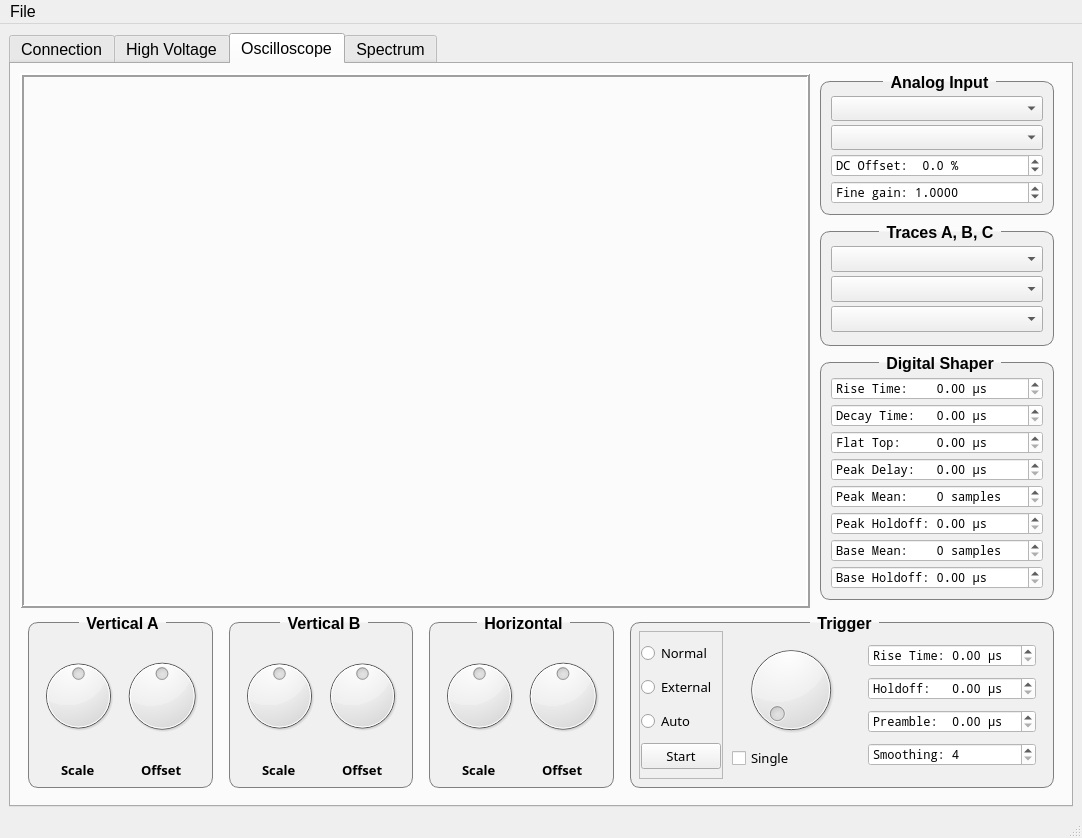
Above: design.ui from muchnoi/HPGe-Acquisition before the change. Below: the same form after it.
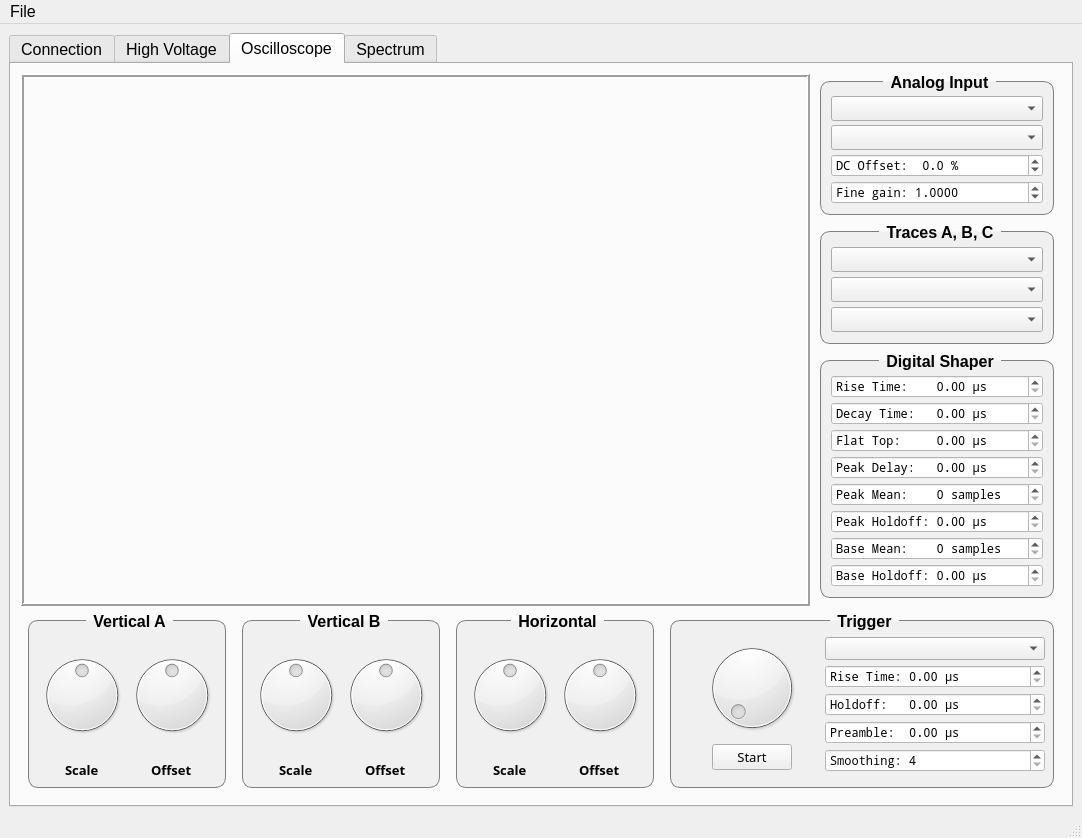
That is the form after the change. Custom widgets are drawn as their Qt base class.

```diff
--- a/design.ui
+++ b/design.ui
@@ -895,7 +895,7 @@
                    <property name="font">
                     <font>
                      <family>Noto Sans</family>
-                     <pointsize>10</pointsize>
+                     <pointsize>9</pointsize>
                      <weight>50</weight>
                      <italic>false</italic>
                      <bold>false</bold>
@@ -908,7 +908,7 @@
                    <property name="font">
                     <font>
                      <family>Noto Sans</family>
-                     <pointsize>10</pointsize>
+                     <pointsize>9</pointsize>
                      <weight>50</weight>
                      <italic>false</italic>
                      <bold>false</bold>
@@ -921,7 +921,7 @@
                    <property name="font">
                     <font>
                      <family>Noto Sans</family>
-                     <pointsize>10</pointsize>
+                     <pointsize>9</pointsize>
                      <weight>50</weight>
                      <italic>false</italic>
                      <bold>false</bold>
@@ -1319,6 +1319,13 @@
                <verstretch>0</verstretch>
               </sizepolicy>
              </property>
+             <property name="font">
+              <font>
+               <pointsize>12</pointsize>
+               <weight>75</weight>
+               <bold>true</bold>
+              </font>
+             </property>
              <property name="title">
               <string>Horizontal</string>
              </property>
@@ -1410,7 +1417,7 @@
              </property>
              <property name="minimumSize">
               <size>
-               <width>440</width>
+               <width>400</width>
                <height>0</height>
               </size>
              </property>
@@ -1433,117 +1440,14 @@
               <property name="bottomMargin">
                <number>0</number>
               </property>
-              <item>
-               <widget class="QFrame" name="TriggerFrame1">
-                <property name="sizePolicy">
-                 <sizepolicy hsizetype="Maximum" vsizetype="Preferred">
-                  <horstretch>0</horstretch>
-                  <verstretch>0</verstretch>
-                 </sizepolicy>
-                </property>
-                <property name="frameShape">
-                 <enum>QFrame::StyledPanel</enum>
-                </property>
-                <property name="frameShadow">
-                 <enum>QFrame::Plain</enum>
-                </property>
-                <layout class="QVBoxLayout" name="verticalLayout_20">
-                 <property name="spacing">
-                  <number>2</number>
-                 </property>
-                 <property name="leftMargin">
-                  <number>1</number>
-                 </property>
-                 <property name="topMargin">
-                  <number>1</number>
-                 </property>
-                 <property name="rightMargin">
-                  <number>1</number>
-                 </property>
-                 <property name="bottomMargin">
-                  <number>1</number>
-                 </property>
-                 <item>
-                  <widget class="QRadioButton" name="TriggerNormal">
-                   <property name="sizePolicy">
-                    <sizepolicy hsizetype="Maximum" vsizetype="Fixed">
-                     <horstretch>0</horstretch>
-                     <verstretch>0</verstretch>
-                    </sizepolicy>
-                   </property>
-                   <property name="font">
-                    <font>
-                     <family>Noto Sans</family>
-                     <pointsize>10</pointsize>
-                    </font>
-                   </property>
-                   <property name="text">
-                    <string>Normal</string>
-                   </property>
-                  </widget>
-                 </item>
-                 <item>
-                  <widget class="QRadioButton" name="TriggerExternal">
-                   <property name="sizePolicy">
-                    <sizepolicy hsizetype="Maximum" vsizetype="Fixed">
-                     <horstretch>0</horstretch>
-                     <verstretch>0</verstretch>
-                    </sizepolicy>
-                   </property>
-                   <property name="font">
-                    <font>
-                     <family>Noto Sans</family>
-                     <pointsize>10</pointsize>
-                    </font>
-                   </property>
-                   <property name="text">
-                    <string>External</string>
-                   </property>
-                  </widget>
-                 </item>
-                 <item>
-                  <widget class="QRadioButton" name="TriggerAuto">
-                   <property name="sizePolicy">
-                    <sizepolicy hsizetype="Maximum" vsizetype="Fixed">
-                     <horstretch>0</horstretch>
-                     <verstretch>0</verstretch>
-                    </sizepolicy>
-                   </property>
-                   <property name="font">
-                    <font>
-                     <family>Noto Sans</family>
-                     <pointsize>10</pointsize>
-                    </font>
-                   </property>
-                   <property name="text">
-                    <string>Auto</string>
-                   </property>
-                  </widget>
-                 </item>
-                 <item>
-                  <widget class="QPushButton" name="TriggerButton">
-                   <property name="sizePolicy">
-                    <sizepolicy hsizetype="Maximum" vsizetype="Fixed">
-                     <horstretch>0</horstretch>
-                     <verstretch>0</verstretch>
-                    </sizepolicy>
-                   </property>
-                   <property name="font">
-                    <font>
-                     <family>Noto Sans</family>
-                     <pointsize>10</pointsize>
-                    </font>
-                   </property>
-                   <property name="text">
-                    <string>Start</string>
-                   </property>
-                  </widget>
-                 </item>
-                </layout>
-               </widget>
-              </item>
               <item>
                <widget class="QFrame" name="TriggerFrame2">
+                <property name="sizePolicy">
+                 <sizepolicy hsizetype="Preferred" vsizetype="Preferred">
+                  <horstretch>0</horstretch>
+                  <verstretch>0</verstretch>
+                 </sizepolicy>
+                </property>
                 <property name="frameShape">
                  <enum>QFrame::NoFrame</enum>
                 </property>
@@ -1554,15 +1458,15 @@
                  <item>
                   <widget class="QDial" name="TriggerLevel">
                    <property name="minimum">
-                    <number>5</number>
+                    <number>6</number>
                    </property>
                    <property name="maximum">
                     <number>10000</number>
                    </property>
                   </widget>
                  </item>
-                 <item>
-                  <widget class="QCheckBox" name="TriggerSingle">
+                 <item alignment="Qt::AlignHCenter">
+                  <widget class="QPushButton" name="TriggerButton">
                    <property name="sizePolicy">
                     <sizepolicy hsizetype="Maximum" vsizetype="Fixed">
                      <horstretch>0</horstretch>
@@ -1576,7 +1480,7 @@
                     </font>
                    </property>
                    <property name="text">
-                    <string>Single</string>
+                    <string>Start</string>
                    </property>
                   </widget>
                  </item>
@@ -1585,6 +1489,18 @@
               </item>
               <item>
                <widget class="QFrame" name="TriggerFrame3">
+                <property name="sizePolicy">
+                 <sizepolicy hsizetype="Maximum" vsizetype="Preferred">
+                  <horstretch>0</horstretch>
+                  <verstretch>0</verstretch>
+                 </sizepolicy>
+                </property>
+                <property name="minimumSize">
+                 <size>
+                  <width>220</width>
+                  <height>0</height>
+                 </size>
+                </property>
                 <property name="frameShape">
                  <enum>QFrame::NoFrame</enum>
                 </property>
@@ -1592,6 +1508,31 @@
                  <enum>QFrame::Raised</enum>
                 </property>
                 <layout class="QVBoxLayout" name="verticalLayout_21">
+                 <property name="spacing">
+                  <number>5</number>
+                 </property>
+                 <property name="leftMargin">
+                  <number>0</number>
+                 </property>
+                 <property name="topMargin">
+                  <number>8</number>
+                 </property>
+                 <property name="rightMargin">
+                  <number>0</number>
+                 </property>
+                 <property name="bottomMargin">
+                  <number>5</number>
+                 </property>
+                 <item>
+                  <widget class="QComboBox" name="TriggerMode">
+                   <property name="font">
+                    <font>
+                     <family>Noto Mono</family>
+                     <pointsize>9</pointsize>
+                    </font>
+                   </property>
+                  </widget>
+                 </item>
                  <item>
                   <widget class="QDoubleSpinBox" name="TriggerRiseTime">
                    <property name="font">
```
